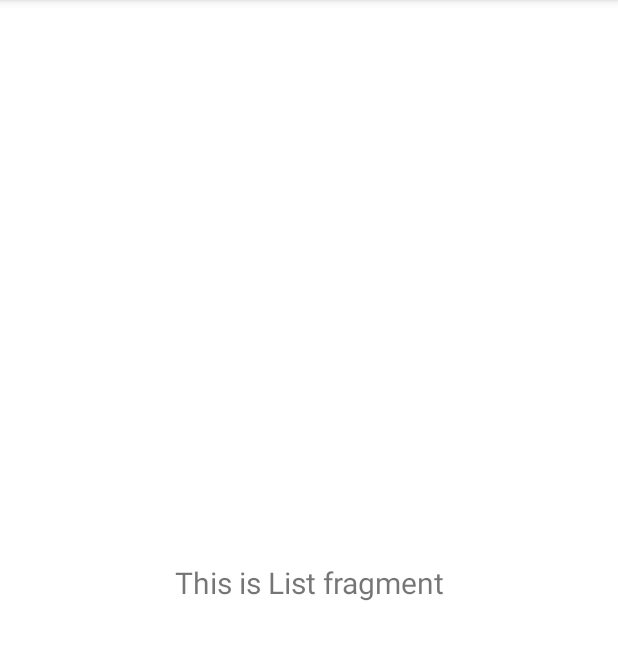
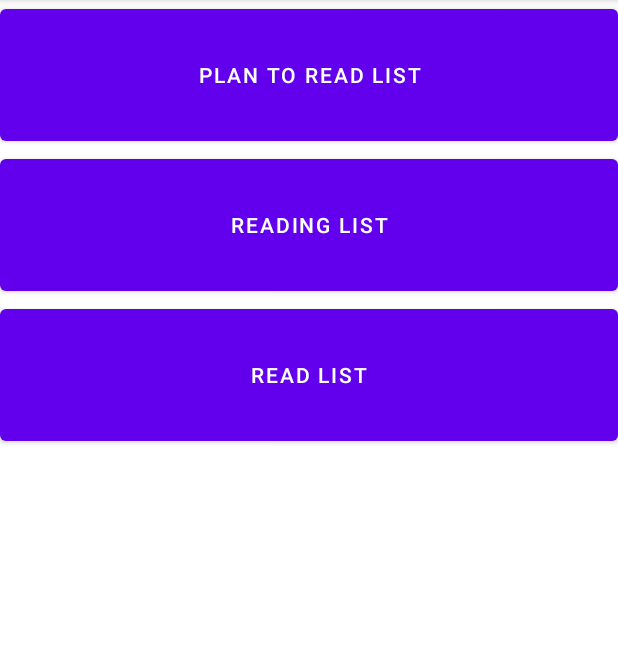
Before and after one commit to jackferguson44/FYP, an Android app: the fragment ListsFragment shown on its own in the app's theme, on a phone screen of 412 x 824 dp, the part 84-744 px from its top. Run offline under Robolectric (Android 15) with nearby library versions, the light colour scheme and no system bars.

```diff
--- a/app/src/main/java/uk/ac/tees/t7099806/mediatracker2/BookAdapter.java
+++ b/app/src/main/java/uk/ac/tees/t7099806/mediatracker2/BookAdapter.java
@@ -22,12 +22,10 @@ public class BookAdapter extends RecyclerView.Adapter<BookAdapter.BookViewHolder
 
     private ArrayList<BookInformation> bookInfoArrayList;
     private Context mcontext;
-    private String url;
 
-    public BookAdapter(ArrayList<BookInformation> bookInfoArrayList, Context mcontext, String url) {
+    public BookAdapter(ArrayList<BookInformation> bookInfoArrayList, Context mcontext) {
         this.bookInfoArrayList = bookInfoArrayList;
         this.mcontext = mcontext;
-        this.url = url;
     }
 
     @NonNull
@@ -46,7 +44,7 @@ public class BookAdapter extends RecyclerView.Adapter<BookAdapter.BookViewHolder
         holder.pageCountTV.setText("No of Pages : " + bookInfo.getPageCount());
         holder.dateTV.setText(bookInfo.getPublishedDate());
 
-        Picasso.get().load("https://books.google.com/books?id=zyTCAlFPjgYC&printsec=frontcover&img=1&zoom=5&edge=curl&source=gbs_api").into(holder.bookIV);
+        Picasso.get().load(bookInfo.getThumbnail()).into(holder.bookIV);
 
         holder.itemView.setOnClickListener(new View.OnClickListener() {
             @Override
--- a/app/src/main/java/uk/ac/tees/t7099806/mediatracker2/BookInformation.java
+++ b/app/src/main/java/uk/ac/tees/t7099806/mediatracker2/BookInformation.java
@@ -99,9 +99,4 @@ public class BookInformation {
     public void setPreviewLink(String previewLink) {
         this.previewLink = previewLink;
     }
-
-
-
-
-
 }
--- a/app/src/main/java/uk/ac/tees/t7099806/mediatracker2/ui/Lists/ListsFragment.java
+++ b/app/src/main/java/uk/ac/tees/t7099806/mediatracker2/ui/Lists/ListsFragment.java
@@ -25,13 +25,9 @@ public class ListsFragment extends Fragment {
                              @Nullable Bundle savedInstanceState) {
         listsViewModel = ViewModelProviders.of(this).get(ListsViewModel.class);
         View root = inflater.inflate(R.layout.fragment_lists, container, false);
-        final TextView textView = root.findViewById(R.id.text_lists);
-        listsViewModel.getText().observe(getViewLifecycleOwner(), new Observer<String>() {
-            @Override
-            public void onChanged(@Nullable String s) {
-                textView.setText(s);
-            }
-        });
+
+
+
         return root;
     }
 
--- a/app/src/main/res/layout/fragment_lists.xml
+++ b/app/src/main/res/layout/fragment_lists.xml
@@ -1,24 +1,39 @@
 <?xml version="1.0" encoding="utf-8"?>
-<androidx.constraintlayout.widget.ConstraintLayout xmlns:android="http://schemas.android.com/apk/res/android"
+<androidx.appcompat.widget.LinearLayoutCompat xmlns:android="http://schemas.android.com/apk/res/android"
     xmlns:tools="http://schemas.android.com/tools"
     android:layout_width="match_parent"
     android:layout_height="match_parent"
     xmlns:app="http://schemas.android.com/apk/res-auto"
     tools:context=".ui.Lists.ListsFragment">
 
-    <TextView
-        android:id="@+id/text_lists"
+    <LinearLayout
         android:layout_width="match_parent"
-        android:layout_height="wrap_content"
-        android:layout_marginStart="8dp"
-        android:layout_marginTop="8dp"
-        android:layout_marginEnd="8dp"
-        android:textAlignment="center"
-        android:textSize="20sp"
-        app:layout_constraintBottom_toBottomOf="parent"
-        app:layout_constraintEnd_toEndOf="parent"
-        app:layout_constraintStart_toStartOf="parent"
-        app:layout_constraintTop_toTopOf="parent"
-     />
+        android:layout_height="match_parent"
+        android:orientation="vertical">
 
-</androidx.constraintlayout.widget.ConstraintLayout>
+        <Button
+            android:id="@+id/planToReadButton"
+            android:layout_width="match_parent"
+            android:layout_height="100dp"
+            android:textColor="@color/white"
+            android:text="Plan to Read List"
+            />
+
+        <Button
+            android:id="@+id/readingButton"
+            android:layout_width="match_parent"
+            android:layout_height="100dp"
+            android:text="Reading List"/>
+
+        <Button
+            android:id="@+id/readButton"
+            android:layout_width="match_parent"
+            android:layout_height="100dp"
+            android:text="Read List"/>
+
+
+
+    </LinearLayout>
+
+
+</androidx.appcompat.widget.LinearLayoutCompat>
```
Also changed, not shown: app/src/main/java/uk/ac/tees/t7099806/mediatracker2/AddS.java (added, +32 -0 lines), app/src/main/java/uk/ac/tees/t7099806/mediatracker2/BookDetailsActivity.java (+30 -8 lines), app/src/main/java/uk/ac/tees/t7099806/mediatracker2/BookInfoFirebase.java (added, +80 -0 lines), app/src/main/java/uk/ac/tees/t7099806/mediatracker2/MainActivity.java (+0 -8 lines), app/src/main/java/uk/ac/tees/t7099806/mediatracker2/SearchBooksActivity.java (+24 -41 lines), app/src/main/res/layout/activity_book_details.xml (+1 -7 lines), app/src/main/res/layout/activity_books.xml (deleted, +0 -33 lines), app/src/main/res/layout/activity_search_books.xml (+1 -7 lines), app/src/main/res/layout/app_bar_main.xml (+1 -8 lines).
